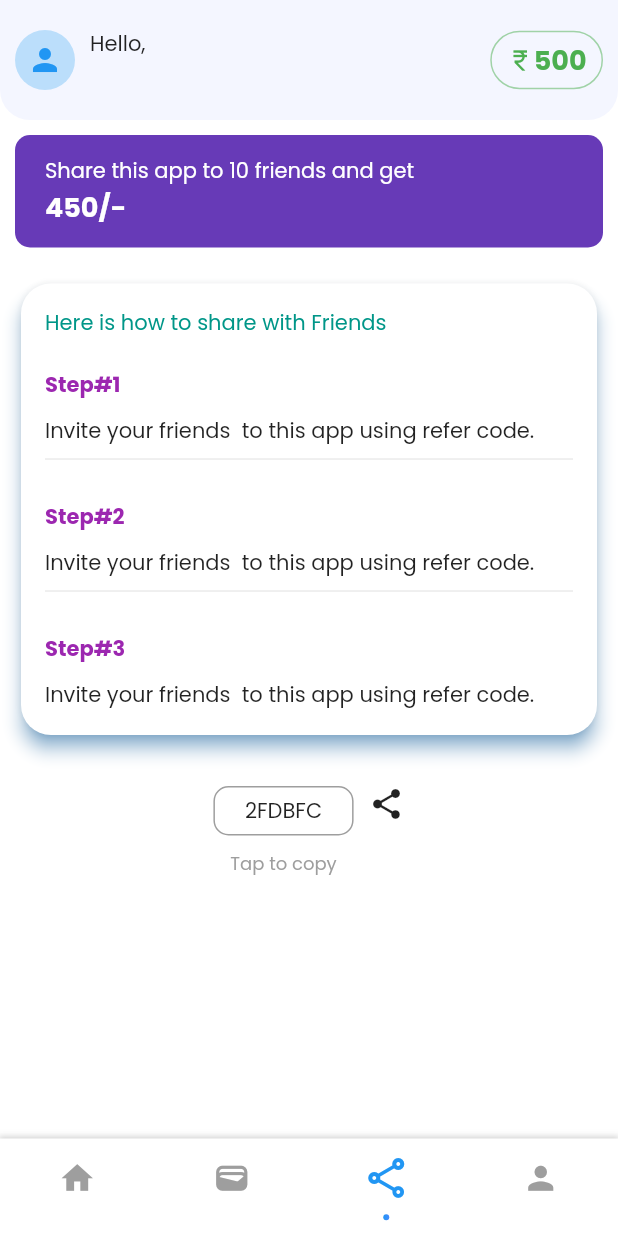
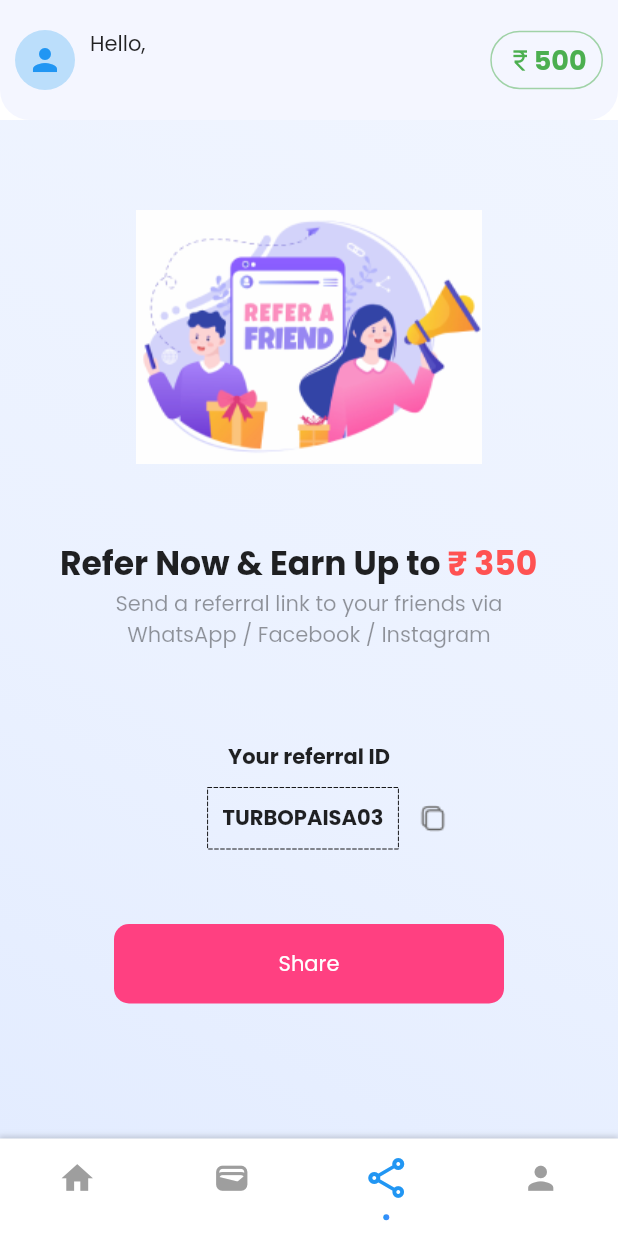
Before and after one commit to macsoftechnologies/turbopaisa_flutter, a Flutter app: the DashboardPage screen opened directly, item 3 of the bottom bar chosen, on a phone screen of 412 x 824 dp. Run offline on Flutter 3.47's test engine with Material 2 defaults, Android fonts, the phone set to English and light mode, and no system bars; drawn by our look-alikes of dotted_border; our stand-ins replace dio, retrofit, shared_preferences; accounts and stored records are empty; generated files the repository leaves out were written again; network calls fail.

Commit message:
worked on refer page

```diff
--- a/lib/pages/refer_page.dart
+++ b/lib/pages/refer_page.dart
@@ -1,4 +1,6 @@
+import 'package:dotted_border/dotted_border.dart';
 import 'package:flutter/material.dart';
+import 'package:offersapp/utils/app_colors.dart';
 
 class ReferPage extends StatefulWidget {
   const ReferPage({Key? key}) : super(key: key);
@@ -12,135 +14,146 @@ class _ReferPageState extends State<ReferPage> {
   Widget build(BuildContext context) {
     return SingleChildScrollView(
       child: Container(
+        padding: EdgeInsets.all(10),
+        height: MediaQuery.of(context).size.height,
+        decoration: BoxDecoration(
+          gradient: AppColors.appGradientBg,
+        ),
         child: Column(
           children: [
-            Container(
-              width: MediaQuery.of(context).size.width,
-              height: 75,
-              margin: EdgeInsets.all(10),
-              padding: EdgeInsets.symmetric(vertical: 10, horizontal: 20),
-              // height: 100,
-              decoration: BoxDecoration(
-                color: Colors.deepPurple,
-                borderRadius: BorderRadius.circular(10),
+            SizedBox(
+              height: 50,
             ),
-              child: Column(
-                mainAxisAlignment: MainAxisAlignment.center,
-                crossAxisAlignment: CrossAxisAlignment.start,
+            Image.asset(
+              "assets/images/refer_friend.png",
+              fit: BoxFit.cover,
+            ),
+            SizedBox(
+              height: 50,
+            ),
+            Column(
               children: [
-                  Text(
-                    "Share this app to 10 friends and get ",
-                    style: TextStyle(color: Colors.white),
+                Row(
+                  children: [
+                    SizedBox(
+                      width: 30,
                     ),
                     Text(
-                    "450/-",
+                      "Refer Now & Earn Up to",
+                      style:
+                          TextStyle(fontWeight: FontWeight.bold, fontSize: 22),
+                    ),
+                    Text(
+                      " ₹ 350",
                       style: TextStyle(
-                        color: Colors.white,
+                          color: Colors.redAccent,
                           fontWeight: FontWeight.bold,
-                        fontSize: 18),
+                          fontSize: 22),
                     ),
                   ],
                 ),
+                Text(
+                  "Send a referral link to your friends via",
+                  style: TextStyle(color: Colors.black.withOpacity(0.4)),
                 ),
-            Container(
-              padding: EdgeInsets.all(10),
-              child: Card(
-                shape: RoundedRectangleBorder(
-                    borderRadius: BorderRadius.circular(20)),
-                shadowColor: Colors.blue,
-                elevation: 5,
-                child: Padding(
-                  padding: const EdgeInsets.all(16.0),
-                  child: Column(
-                    crossAxisAlignment: CrossAxisAlignment.start,
+                Text("WhatsApp / Facebook / Instagram",
+                    style: TextStyle(color: Colors.black.withOpacity(0.4))),
+              ],
+            ),
+            SizedBox(
+              height: 60,
+            ),
+            Column(
               children: [
                 Text(
-                        "Here is how to share with Friends",
-                        style: TextStyle(color: Colors.teal),
-                      ),
-                      SizedBox(
-                        height: 20,
-                      ),
-                      Text(
-                        "Step#1",
-                        style: TextStyle(
-                            color: Colors.purple, fontWeight: FontWeight.bold),
+                  "Your referral ID",
+                  style: TextStyle(fontWeight: FontWeight.bold),
                 ),
                 SizedBox(
                   height: 10,
                 ),
-                      Text(
-                          "Invite your friends  to this app using refer code."),
-                      Divider(),
+                Row(
+                  mainAxisAlignment: MainAxisAlignment.center,
+                  children: [
                     SizedBox(
-                        height: 20,
+                      width: 24,
                     ),
-                      Text(
-                        "Step#2",
-                        style: TextStyle(
-                            color: Colors.purple, fontWeight: FontWeight.bold),
+                    DottedBorder(
+                      color: Colors.black,
+                      strokeWidth: 0.6,
+                      child: Padding(
+                        padding: const EdgeInsets.all(8.0),
+                        child: Text(
+                          "TURBOPAISA03",
+                          style: TextStyle(fontWeight: FontWeight.bold),
+                        ),
+                      ),
                     ),
                     SizedBox(
-                        height: 10,
+                      width: 14,
                     ),
-                      Text(
-                          "Invite your friends  to this app using refer code."),
-                      Divider(),
-                      SizedBox(
-                        height: 20,
+                    Image.asset(
+                      "assets/images/solar_copy_linear.png",
+                      fit: BoxFit.cover,
                     ),
-                      Text(
-                        "Step#3",
-                        style: TextStyle(
-                            color: Colors.purple, fontWeight: FontWeight.bold),
+                  ],
+                )
+                // Row(
+                //   crossAxisAlignment: CrossAxisAlignment.start,
+                //   mainAxisAlignment: MainAxisAlignment.center,
+                //   children: [
+                //     Column(
+                //       children: [
+                //         Container(
+                //           padding:
+                //               EdgeInsets.symmetric(vertical: 5, horizontal: 20),
+                //           decoration: BoxDecoration(
+                //               borderRadius: BorderRadius.circular(10),
+                //               border: Border.fromBorderSide(
+                //                   BorderSide(color: Colors.grey, width: 1))),
+                //           child: Text(
+                //             "TURBOPAISA03",
+                //             style: TextStyle(fontWeight: FontWeight.bold),
+                //           ),
+                //         ),
+                //
+                //         // Text(
+                //         //   "Tap to copy",
+                //         //   style: TextStyle(color: Colors.grey, fontSize: 12),
+                //         // ),
+                //       ],
+                //     ),
+                //     SizedBox(
+                //       width: 10,
+                //     ),
+                //     Image.asset(
+                //       "assets/images/solar_copy_linear.png",
+                //       fit: BoxFit.cover,
+                //     ),
+                //   ],
+                // ),
+              ],
             ),
             SizedBox(
-                        height: 10,
+              height: 50,
             ),
-                      Text(
-                          "Invite your friends  to this app using refer code."),
-                    ],
+            Container(
+              width: 260,
+              padding: EdgeInsets.all(10),
+              decoration: BoxDecoration(
+                color: Colors.pinkAccent,
+                borderRadius: BorderRadius.circular(10),
+              ),
+              child: Center(
+                child: Padding(
+                  padding: const EdgeInsets.all(6.0),
+                  child: Text(
+                    "Share",
+                    style: TextStyle(color: Colors.white),
                   ),
                 ),
               ),
             ),
-            SizedBox(
-              height: 20,
-            ),
-            Row(
-              crossAxisAlignment: CrossAxisAlignment.start,
-              mainAxisAlignment: MainAxisAlignment.center,
-              children: [
-                Column(
-                  children: [
-                    Container(
-                      padding:
-                          EdgeInsets.symmetric(vertical: 5, horizontal: 20),
-                      decoration: BoxDecoration(
-                          borderRadius: BorderRadius.circular(10),
-                          border: Border.fromBorderSide(
-                              BorderSide(color: Colors.grey, width: 1))),
-                      child: Column(
-                        children: [
-                          Text("2FDBFC"),
-                        ],
-                      ),
-                    ),
-                    SizedBox(
-                      height: 10,
-                    ),
-                    Text(
-                      "Tap to copy",
-                      style: TextStyle(color: Colors.grey, fontSize: 12),
-                    ),
-                  ],
-                ),
-                SizedBox(
-                  width: 10,
-                ),
-                Icon(Icons.share)
-              ],
-            )
           ],
         ),
       ),
--- a/pubspec.yaml
+++ b/pubspec.yaml
@@ -37,6 +37,7 @@ dependencies:
   cupertino_icons: ^1.0.2
   retrofit: ^3.3.1
   shared_preferences: ^2.0.13
+  dotted_border: ^2.0.0+3
 
 dev_dependencies:
   flutter_test:
```
Also changed, not shown: assets/images/refer_friend.png (added), assets/images/solar_copy_linear.png (added). Lines whose indentation alone changed are shown as unchanged.
